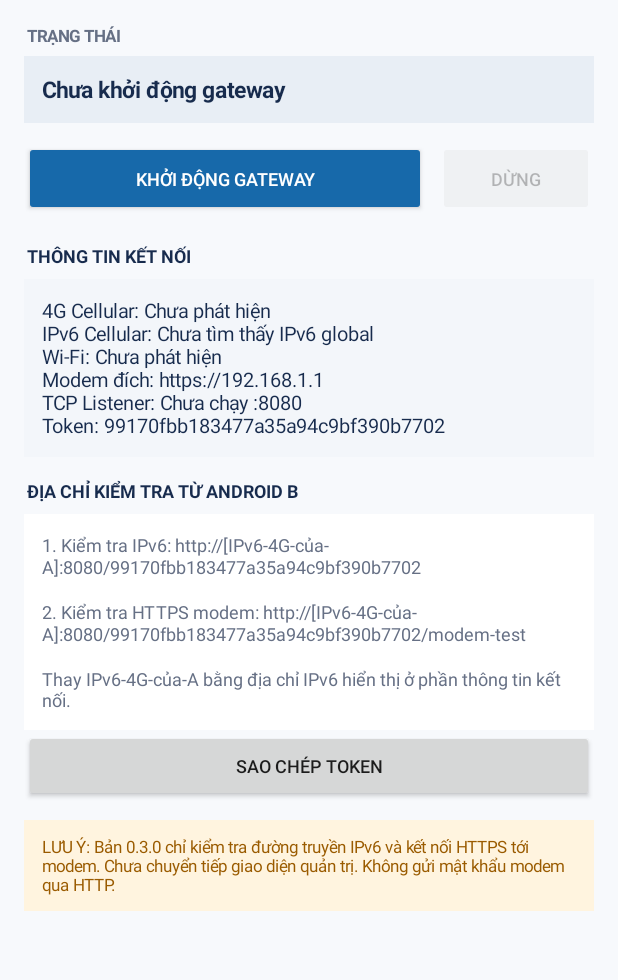
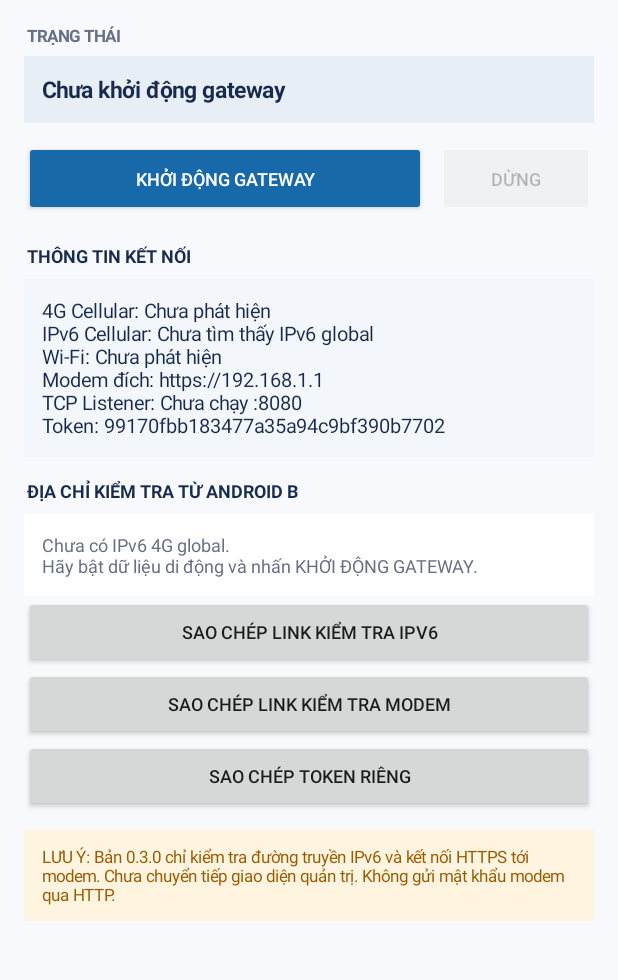
Before and after one commit to hieutt1982/IPv6_Modem_Gateway, an Android app: the screen it shows after launch (MainActivity), on a phone screen of 412 x 824 dp, the part 141-1121 px from its top. Run offline under Robolectric (Android 15) with nearby library versions, the phone set to English and light mode, and no system bars.

Commit message:
Add files via upload

```diff
--- a/IPv6-Modem-Gateway/app/src/main/java/vn/gateway/ipv6test/MainActivity.java
+++ b/IPv6-Modem-Gateway/app/src/main/java/vn/gateway/ipv6test/MainActivity.java
@@ -46,6 +46,7 @@ public class MainActivity extends Activity {
     private ExecutorService executor;
     private TextView status;
     private TextView details;
+    private TextView testLinks;
     private Button startButton;
     private Button stopButton;
     private String accessToken;
@@ -142,24 +143,33 @@ public class MainActivity extends Activity {
         testHeading.setTypeface(null, android.graphics.Typeface.BOLD);
         testHeading.setPadding(dp(2), dp(14), 0, dp(7));
         root.addView(testHeading);
-        TextView instructions = makeText(
-                "1. Kiểm tra IPv6: http://[IPv6-4G-của-A]:8080/" + accessToken +
-                "\n\n2. Kiểm tra HTTPS modem: http://[IPv6-4G-của-A]:8080/" + accessToken + "/modem-test" +
-                "\n\nThay IPv6-4G-của-A bằng địa chỉ IPv6 hiển thị ở phần thông tin kết nối.", 12, muted);
-        instructions.setTextIsSelectable(true);
-        instructions.setPadding(dp(12), dp(12), dp(12), dp(12));
-        instructions.setBackgroundColor(0xFFFFFFFF);
-        root.addView(instructions);
+        testLinks = makeText("Đang chờ IPv6 4G...\nKhởi động Gateway để tự tạo link kiểm tra.", 12, muted);
+        testLinks.setTextIsSelectable(true);
+        testLinks.setPadding(dp(12), dp(12), dp(12), dp(12));
+        testLinks.setBackgroundColor(0xFFFFFFFF);
+        root.addView(testLinks);
 
-        Button copyButton = new Button(this);
-        copyButton.setText("SAO CHÉP TOKEN");
-        copyButton.setTextSize(12);
-        copyButton.setOnClickListener(v -> {
+        Button copyIpv6Link = new Button(this);
+        copyIpv6Link.setText("SAO CHÉP LINK KIỂM TRA IPv6");
+        copyIpv6Link.setTextSize(12);
+        copyIpv6Link.setOnClickListener(v -> copyTestLink(false));
+        root.addView(copyIpv6Link);
+
+        Button copyModemLink = new Button(this);
+        copyModemLink.setText("SAO CHÉP LINK KIỂM TRA MODEM");
+        copyModemLink.setTextSize(12);
+        copyModemLink.setOnClickListener(v -> copyTestLink(true));
+        root.addView(copyModemLink);
+
+        Button copyTokenButton = new Button(this);
+        copyTokenButton.setText("SAO CHÉP TOKEN RIÊNG");
+        copyTokenButton.setTextSize(12);
+        copyTokenButton.setOnClickListener(v -> {
             android.content.ClipboardManager clipboard = (android.content.ClipboardManager) getSystemService(CLIPBOARD_SERVICE);
             clipboard.setPrimaryClip(android.content.ClipData.newPlainText("Gateway token", accessToken));
             android.widget.Toast.makeText(this, "Đã sao chép token", android.widget.Toast.LENGTH_SHORT).show();
         });
-        root.addView(copyButton);
+        root.addView(copyTokenButton);
 
         TextView warning = makeText(
                 "LƯU Ý: Bản 0.3.0 chỉ kiểm tra đường truyền IPv6 và kết nối HTTPS tới modem. " +
@@ -357,6 +367,31 @@ public class MainActivity extends Activity {
         b.append("TCP Listener: ").append(running ? "Đang chạy" : "Chưa chạy").append(" :").append(PORT).append("\n");
         b.append("Token: ").append(accessToken);
         details.setText(b.toString());
+        if (testLinks != null) {
+            if (cellularIpv6 == null) {
+                testLinks.setText("Chưa có IPv6 4G global.\nHãy bật dữ liệu di động và nhấn KHỞI ĐỘNG GATEWAY.");
+            } else {
+                String ip = cellularIpv6.getHostAddress();
+                String base = "http://[" + ip + "]:" + PORT + "/" + accessToken;
+                testLinks.setText("IPv6 của điện thoại Gateway (Android A):\n" + ip +
+                        "\n\nLINK KIỂM TRA IPv6 (mở trên Android B):\n" + base +
+                        "\n\nLINK KIỂM TRA HTTPS MODEM:\n" + base + "/modem-test" +
+                        "\n\n" + (running ? "Gateway đang chạy." : "Đang chờ Gateway mở cổng..."));
+            }
+        }
+    }
+
+
+    private void copyTestLink(boolean modemTest) {
+        if (cellularIpv6 == null) {
+            android.widget.Toast.makeText(this, "Chưa lấy được IPv6 4G. Hãy khởi động Gateway.", android.widget.Toast.LENGTH_LONG).show();
+            return;
+        }
+        String link = "http://[" + cellularIpv6.getHostAddress() + "]:" + PORT + "/" + accessToken;
+        if (modemTest) link += "/modem-test";
+        android.content.ClipboardManager clipboard = (android.content.ClipboardManager) getSystemService(CLIPBOARD_SERVICE);
+        clipboard.setPrimaryClip(android.content.ClipData.newPlainText("IPv6 Gateway test link", link));
+        android.widget.Toast.makeText(this, "Đã sao chép link đầy đủ", android.widget.Toast.LENGTH_SHORT).show();
     }
 
     private boolean isGlobal(Inet6Address a) {
```
Also changed, not shown: 1 other file.
